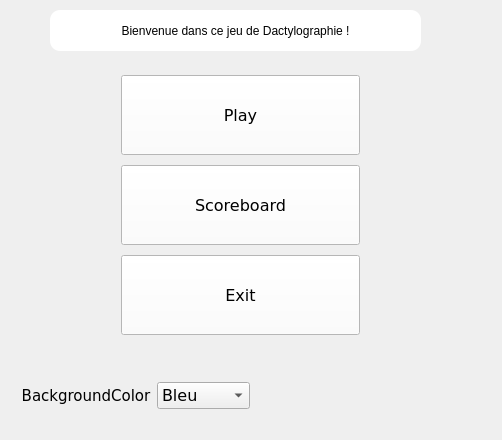
Above: home.ui from CedricTellier/dactylo_game before the change. Below: the same form after it.
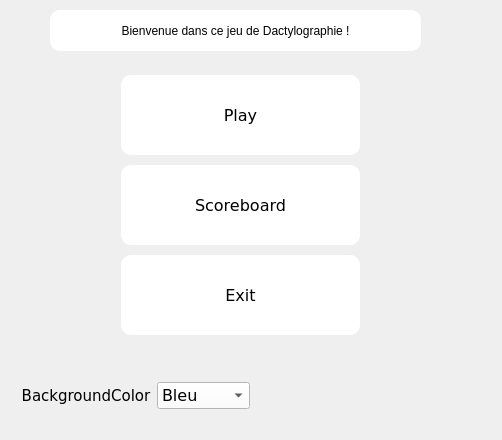
That is the form after the change.

```diff
--- a/home.ui
+++ b/home.ui
@@ -10,6 +10,46 @@
     <height>440</height>
    </rect>
   </property>
+  <property name="palette">
+   <palette>
+    <active>
+     <colorrole role="Button">
+      <brush brushstyle="SolidPattern">
+       <color alpha="255">
+        <red>0</red>
+        <green>255</green>
+        <blue>0</blue>
+       </color>
+      </brush>
+     </colorrole>
+    </active>
+    <inactive>
+     <colorrole role="Button">
+      <brush brushstyle="SolidPattern">
+       <color alpha="255">
+        <red>0</red>
+        <green>255</green>
+        <blue>0</blue>
+       </color>
+      </brush>
+     </colorrole>
+    </inactive>
+    <disabled>
+     <colorrole role="Button">
+      <brush brushstyle="SolidPattern">
+       <color alpha="255">
+        <red>0</red>
+        <green>255</green>
+        <blue>0</blue>
+       </color>
+      </brush>
+     </colorrole>
+    </disabled>
+   </palette>
+  </property>
+  <property name="focusPolicy">
+   <enum>Qt::NoFocus</enum>
+  </property>
   <property name="windowTitle">
    <string>Accueil</string>
   </property>
@@ -69,6 +109,10 @@
          <pointsize>12</pointsize>
         </font>
        </property>
+       <property name="styleSheet">
+        <string notr="true">:focus {background-color:#CECECE;}
+:!focus{background-color: rgb(255, 255, 255);}</string>
+       </property>
        <property name="sizeAdjustPolicy">
         <enum>QComboBox::AdjustToMinimumContentsLength</enum>
        </property>
@@ -119,6 +163,9 @@
     <layout class="QVBoxLayout" name="verticalLayout">
      <item>
       <widget class="QPushButton" name="btPlay">
+       <property name="enabled">
+        <bool>true</bool>
+       </property>
        <property name="minimumSize">
         <size>
          <width>70</width>
@@ -134,13 +181,31 @@
          <bold>false</bold>
         </font>
        </property>
+       <property name="focusPolicy">
+        <enum>Qt::TabFocus</enum>
+       </property>
+       <property name="contextMenuPolicy">
+        <enum>Qt::DefaultContextMenu</enum>
+       </property>
        <property name="styleSheet">
-        <string notr="true">background-color: rgb(255, 255, 255);
-font: 12pt &quot;Verdana&quot;;</string>
+        <string notr="true">:focus {background-color:#CECECE;border-radius:10px;outline:none;font :bold;}
+:!focus{background-color: rgb(255, 255, 255);border-radius:10px}</string>
        </property>
        <property name="text">
         <string>Play</string>
        </property>
+       <property name="checkable">
+        <bool>false</bool>
+       </property>
+       <property name="autoRepeatDelay">
+        <number>301</number>
+       </property>
+       <property name="autoDefault">
+        <bool>true</bool>
+       </property>
+       <property name="flat">
+        <bool>false</bool>
+       </property>
       </widget>
      </item>
      <item>
@@ -160,13 +225,19 @@
          <bold>false</bold>
         </font>
        </property>
+       <property name="focusPolicy">
+        <enum>Qt::TabFocus</enum>
+       </property>
        <property name="styleSheet">
-        <string notr="true">background-color: rgb(255, 255, 255);
-font: 12pt &quot;Verdana&quot;;</string>
+        <string notr="true">:focus {background-color:#CECECE;border-radius:10px;outline:none;font :bold;}
+:!focus{background-color: rgb(255, 255, 255);border-radius:10px}</string>
        </property>
        <property name="text">
         <string>Scoreboard</string>
        </property>
+       <property name="autoDefault">
+        <bool>true</bool>
+       </property>
       </widget>
      </item>
      <item>
@@ -186,13 +257,19 @@
          <bold>false</bold>
         </font>
        </property>
+       <property name="focusPolicy">
+        <enum>Qt::TabFocus</enum>
+       </property>
        <property name="styleSheet">
-        <string notr="true">background-color: rgb(255, 255, 255);
-font: 12pt &quot;Verdana&quot;;</string>
+        <string notr="true">:focus {background-color:#CECECE;border-radius:10px;outline:none;font :bold;}
+:!focus{background-color: rgb(255, 255, 255);border-radius:10px}</string>
        </property>
        <property name="text">
         <string>Exit</string>
        </property>
+       <property name="autoDefault">
+        <bool>true</bool>
+       </property>
       </widget>
      </item>
     </layout>
```
Left out of the diff: 6 changed lines with no effect on the pictures.
